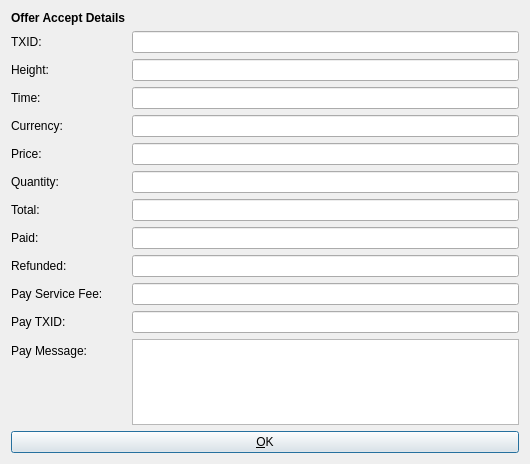
First picture: the form in src/qt/forms/offeracceptinfodialog.ui, repository syscoin/syscoin1, before the edit.
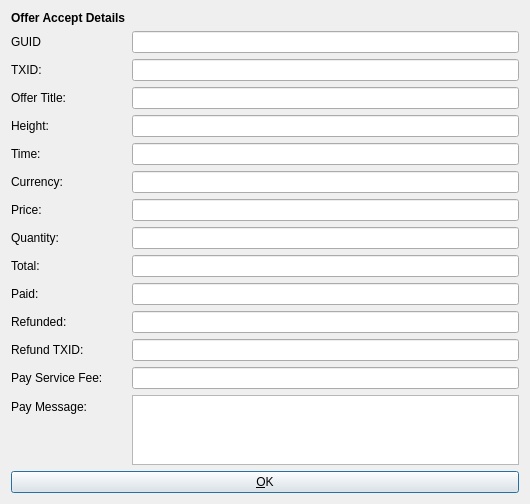
Second picture: the form after the edit. Icons and pictures are not drawn.

Commit message:
GUI fixes + offer resell limit to 1
Make some QA changes to GUI based on testing also only allow resell at 1
level for easy of use and prevent confusion with
reselling/refunds/whitelisting.

```diff
--- a/src/qt/forms/offeracceptinfodialog.ui
+++ b/src/qt/forms/offeracceptinfodialog.ui
@@ -35,174 +35,194 @@
        </property>
       </widget>
      </item>
-     <item row="1" column="0">
-      <widget class="QLabel" name="label_4">
-       <property name="text">
-        <string>TXID:</string>
-       </property>
-      </widget>
-     </item>
-     <item row="1" column="1">
+     <item row="2" column="1">
       <widget class="QLineEdit" name="txidEdit">
        <property name="enabled">
         <bool>true</bool>
        </property>
       </widget>
      </item>
-     <item row="2" column="0">
+     <item row="4" column="0">
       <widget class="QLabel" name="label_6">
        <property name="text">
         <string>Height:</string>
        </property>
       </widget>
      </item>
-     <item row="2" column="1">
+     <item row="4" column="1">
       <widget class="QLineEdit" name="heightEdit">
        <property name="enabled">
         <bool>true</bool>
        </property>
       </widget>
      </item>
-     <item row="3" column="0">
+     <item row="5" column="0">
       <widget class="QLabel" name="label_5">
        <property name="text">
         <string>Time:</string>
        </property>
       </widget>
      </item>
-     <item row="3" column="1">
+     <item row="5" column="1">
       <widget class="QLineEdit" name="timeEdit">
        <property name="enabled">
         <bool>true</bool>
        </property>
       </widget>
      </item>
-     <item row="4" column="0">
+     <item row="6" column="0">
       <widget class="QLabel" name="label_12">
        <property name="text">
         <string>Currency:</string>
        </property>
       </widget>
      </item>
-     <item row="4" column="1">
+     <item row="6" column="1">
       <widget class="QLineEdit" name="currencyEdit">
        <property name="enabled">
         <bool>true</bool>
        </property>
       </widget>
      </item>
-     <item row="5" column="0">
+     <item row="7" column="0">
       <widget class="QLabel" name="label_7">
        <property name="text">
         <string>Price:</string>
        </property>
       </widget>
      </item>
-     <item row="5" column="1">
+     <item row="7" column="1">
       <widget class="QLineEdit" name="priceEdit">
        <property name="enabled">
         <bool>true</bool>
        </property>
       </widget>
      </item>
-     <item row="7" column="0">
+     <item row="8" column="0">
+      <widget class="QLabel" name="label_13">
+       <property name="text">
+        <string>Quantity:</string>
+       </property>
+      </widget>
+     </item>
+     <item row="8" column="1">
+      <widget class="QLineEdit" name="quantityEdit">
+       <property name="enabled">
+        <bool>true</bool>
+       </property>
+      </widget>
+     </item>
+     <item row="9" column="0">
       <widget class="QLabel" name="label_9">
        <property name="text">
         <string>Total:</string>
        </property>
       </widget>
      </item>
-     <item row="7" column="1">
+     <item row="9" column="1">
       <widget class="QLineEdit" name="totalEdit">
        <property name="enabled">
         <bool>true</bool>
        </property>
       </widget>
      </item>
-     <item row="8" column="0">
+     <item row="10" column="0">
       <widget class="QLabel" name="label_8">
        <property name="text">
         <string>Paid:</string>
        </property>
       </widget>
      </item>
-     <item row="8" column="1">
+     <item row="10" column="1">
       <widget class="QLineEdit" name="paidEdit">
        <property name="enabled">
         <bool>true</bool>
        </property>
       </widget>
      </item>
-     <item row="9" column="0">
+     <item row="11" column="0">
       <widget class="QLabel" name="label_10">
        <property name="text">
         <string>Refunded:</string>
        </property>
       </widget>
      </item>
-     <item row="9" column="1">
+     <item row="11" column="1">
       <widget class="QLineEdit" name="refundedEdit">
        <property name="enabled">
         <bool>true</bool>
        </property>
       </widget>
      </item>
-     <item row="10" column="0">
+     <item row="13" column="0">
+      <widget class="QLabel" name="refundTXIDLabel">
+       <property name="text">
+        <string>Refund TXID:</string>
+       </property>
+      </widget>
+     </item>
+     <item row="13" column="1">
+      <widget class="QLineEdit" name="paytxidEdit">
+       <property name="enabled">
+        <bool>true</bool>
+       </property>
+      </widget>
+     </item>
+     <item row="14" column="0">
       <widget class="QLabel" name="label">
        <property name="text">
         <string>Pay Service Fee:</string>
        </property>
       </widget>
      </item>
-     <item row="11" column="0">
-      <widget class="QLabel" name="label_2">
-       <property name="text">
-        <string>Pay TXID:</string>
+     <item row="14" column="1">
+      <widget class="QLineEdit" name="payservicefeeEdit">
+       <property name="enabled">
+        <bool>true</bool>
        </property>
       </widget>
      </item>
-     <item row="12" column="0">
+     <item row="16" column="0">
       <widget class="QLabel" name="label_11">
        <property name="text">
         <string>Pay Message:</string>
        </property>
       </widget>
      </item>
-     <item row="10" column="1">
-      <widget class="QLineEdit" name="payservicefeeEdit">
-       <property name="enabled">
-        <bool>true</bool>
-       </property>
-      </widget>
-     </item>
-     <item row="11" column="1">
-      <widget class="QLineEdit" name="paytxidEdit">
-       <property name="enabled">
-        <bool>true</bool>
-       </property>
-      </widget>
-     </item>
-     <item row="12" column="1">
+     <item row="16" column="1">
       <widget class="QTextEdit" name="paymessageEdit">
        <property name="enabled">
         <bool>true</bool>
        </property>
       </widget>
      </item>
-     <item row="6" column="0">
-      <widget class="QLabel" name="label_13">
+     <item row="2" column="0">
+      <widget class="QLabel" name="label_4">
        <property name="text">
-        <string>Quantity:</string>
+        <string>TXID:</string>
        </property>
       </widget>
      </item>
-     <item row="6" column="1">
-      <widget class="QLineEdit" name="quantityEdit">
-       <property name="enabled">
-        <bool>true</bool>
+     <item row="1" column="0">
+      <widget class="QLabel" name="label_2">
+       <property name="text">
+        <string>GUID</string>
        </property>
       </widget>
      </item>
+     <item row="1" column="1">
+      <widget class="QLineEdit" name="guidEdit"/>
+     </item>
+     <item row="3" column="0">
+      <widget class="QLabel" name="label_14">
+       <property name="text">
+        <string>Offer Title:</string>
+       </property>
+      </widget>
+     </item>
+     <item row="3" column="1">
+      <widget class="QLineEdit" name="titleEdit"/>
+     </item>
     </layout>
    </item>
    <item>
```
The commit also changes 7 other files.
